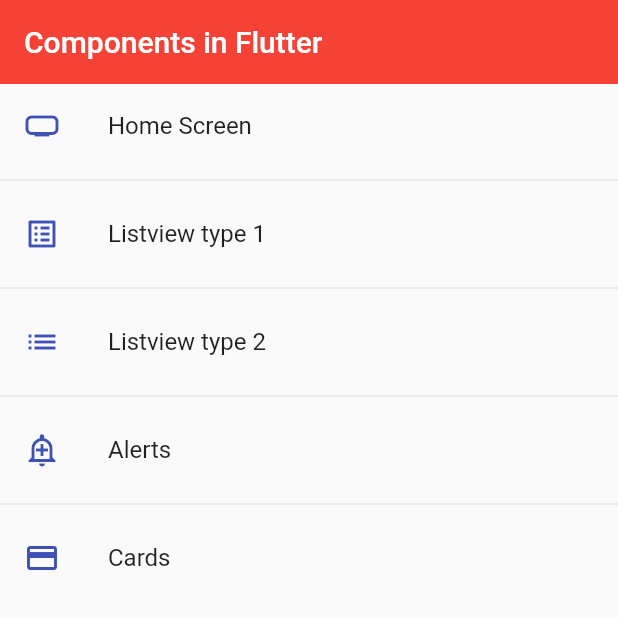
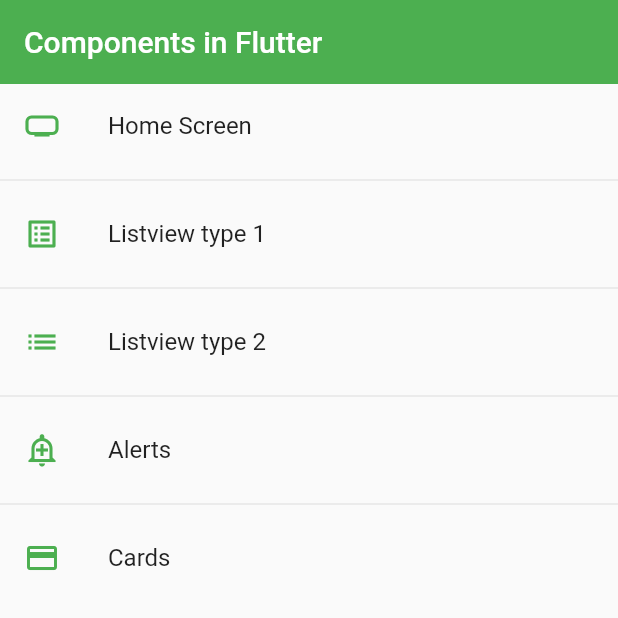
Before and after one commit to luisfdomontoya/flr_component, a Flutter app: the screen it shows after launch, on a phone screen of 412 x 824 dp, the top half of it. Run offline on Flutter 3.47's test engine with Material 2 defaults, Android fonts, the light colour scheme and no system bars.

Commit message:
theme -- adding a class to handle the theme

```diff
--- a/lib/main.dart
+++ b/lib/main.dart
@@ -1,5 +1,6 @@
 // Llama el archivo de exportaciones llamado screens.dart
 import 'package:flr_component/router/app_routes.dart';
+import 'package:flr_component/theme/app_theme.dart';
 
 import 'package:flutter/material.dart';
 
@@ -11,20 +12,11 @@
   @override
   Widget build(BuildContext context) {
     return MaterialApp(
-      debugShowCheckedModeBanner: false,
-      title: 'Material App',
-      initialRoute: AppRoutes.initialRoute,
-      routes: AppRoutes.getAppRoutes(),
-      onGenerateRoute: AppRoutes.onGenerateRoute,
-      theme: ThemeData.light().copyWith(
-        //Color primario
-        primaryColor: Colors.indigo,
-
-        //AppBar theme
-        appBarTheme: const AppBarTheme(
-          color: Colors.red,
-        ),
-      ),
-    );
+        debugShowCheckedModeBanner: false,
+        title: 'Material App',
+        initialRoute: AppRoutes.initialRoute,
+        routes: AppRoutes.getAppRoutes(),
+        onGenerateRoute: AppRoutes.onGenerateRoute,
+        theme: AppTheme.lightTheme);
   }
 }
--- a/lib/screens/home_screen.dart
+++ b/lib/screens/home_screen.dart
@@ -1,5 +1,6 @@
 // import 'package:flr_component/screens/screens.dart';
 import 'package:flr_component/router/app_routes.dart';
+import 'package:flr_component/theme/app_theme.dart';
 import 'package:flutter/material.dart';
 
 /// El widget HomeScreen lo uso para crear mi pantalla inicial,
@@ -18,7 +19,7 @@
       ),
       body: ListView.separated(
           itemBuilder: (context, index) => ListTile(
-                leading: Icon(menuOptions[index].icon, color: Colors.indigo),
+                leading: Icon(menuOptions[index].icon, color: AppTheme.primary),
                 title: Text(menuOptions[index].name),
                 onTap: () {
                   Navigator.pushNamed(context, menuOptions[index].route);
--- a/lib/screens/listview2_screen.dart
+++ b/lib/screens/listview2_screen.dart
@@ -12,8 +12,6 @@
     return Scaffold(
       appBar: AppBar(
         title: const Text('Listview Type 2'),
-        elevation: 0,
-        backgroundColor: Colors.indigo,
       ),
       body: ListView.separated(
           itemBuilder: (context, index) => ListTile(
--- /dev/null
+++ b/lib/theme/app_theme.dart
@@ -0,0 +1,23 @@
+import 'package:flutter/material.dart';
+
+class AppTheme {
+  static const Color primary = Colors.green;
+
+  //Para el tema light
+  static final ThemeData lightTheme = ThemeData.light().copyWith(
+      //color primario
+      primaryColor: primary,
+      appBarTheme: const AppBarTheme(
+        color: primary,
+        elevation: 0,
+      ));
+
+  //Para el tema dark
+  static final ThemeData darkTheme = ThemeData.dark().copyWith(
+      //color primario
+      primaryColor: primary,
+      appBarTheme: const AppBarTheme(
+        color: primary,
+        elevation: 0,
+      ));
+}
```
